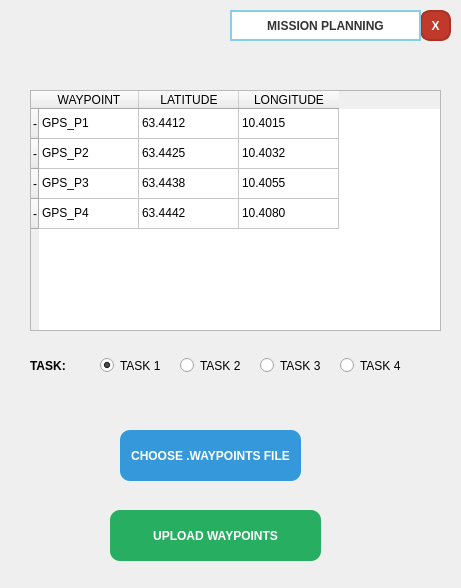
Qt form assets/ui/planning.ui (Hotashika/PRUVA) before a commit.
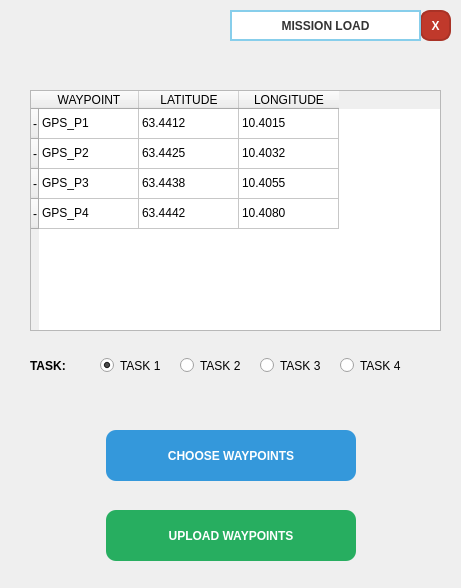
The same form after that commit.

Patch:
```diff
--- a/assets/ui/planning.ui
+++ b/assets/ui/planning.ui
@@ -16,9 +16,9 @@
   <widget class="QPushButton" name="pushButton">
    <property name="geometry">
     <rect>
-     <x>120</x>
+     <x>106</x>
      <y>430</y>
-     <width>181</width>
+     <width>250</width>
      <height>51</height>
     </rect>
    </property>
@@ -36,15 +36,15 @@
 }</string>
    </property>
    <property name="text">
-    <string>CHOOSE .WAYPOINTS FILE</string>
+    <string>CHOOSE WAYPOINTS</string>
    </property>
   </widget>
   <widget class="QPushButton" name="pushButton_2">
    <property name="geometry">
     <rect>
-     <x>110</x>
+     <x>106</x>
      <y>510</y>
-     <width>211</width>
+     <width>250</width>
      <height>51</height>
     </rect>
    </property>
@@ -135,7 +135,7 @@
 font-weight: bold;            /* Yazıyı daha belirgin yapar */</string>
    </property>
    <property name="text">
-    <string>MISSION PLANNING</string>
+    <string>MISSION LOAD</string>
    </property>
   </widget>
   <widget class="QTableWidget" name="tableWidget">
```
Left out of the diff: 8 changed lines with no effect on the pictures.
